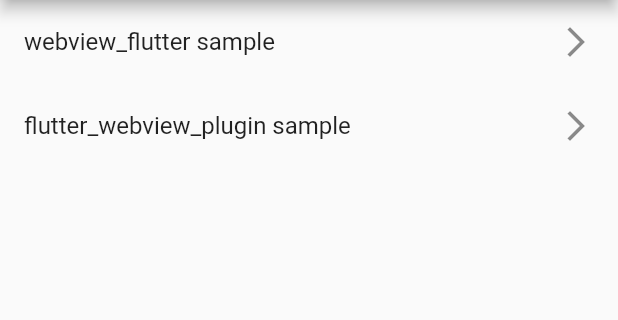
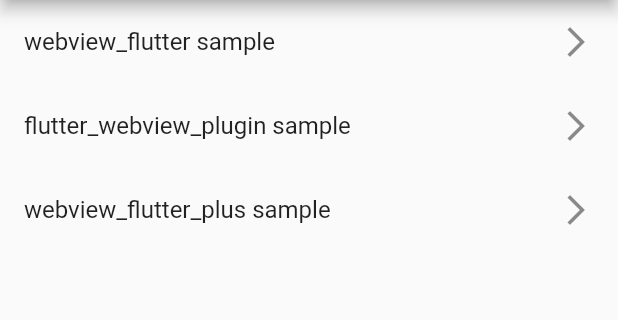
Before and after one commit to popy1017/flutter_webview_samples, a Flutter app: the screen it shows after launch, on a phone screen of 412 x 824 dp, the part 84-404 px from its top. Run offline on Flutter 3.47's test engine with Material 2 defaults, Android fonts, the phone set to English and light mode, and no system bars; our stand-ins replace webview_flutter; missing offline and left inert: flutter_webview_plugin, webview_flutter_plus.

Commit message:
サンプルを追加

```diff
--- a/lib/main.dart
+++ b/lib/main.dart
@@ -1,5 +1,6 @@
 import 'package:flutter/material.dart';
 import 'package:webview_samples/flutter_webview_plugin_sample.dart';
+import 'package:webview_samples/webview_flutter_plus_sample.dart';
 import 'package:webview_samples/webview_flutter_sample.dart';
 
 const String url =
@@ -42,6 +43,11 @@ class Home extends StatelessWidget {
             'flutter_webview_plugin sample',
             FlutterWebViewPluginSample(),
           ),
+          _buildListTile(
+            context,
+            'webview_flutter_plus sample',
+            WebViewFlutterPlusSample(),
+          ),
         ],
       ),
     );
--- a/pubspec.yaml
+++ b/pubspec.yaml
@@ -27,6 +27,8 @@ dependencies:
   webview_flutter: ^1.0.7
 
   flutter_webview_plugin: ^0.3.11
+
+  webview_flutter_plus: ^0.1.1+10
 
   # The following adds the Cupertino Icons font to your application.
   # Use with the CupertinoIcons class for iOS style icons.
```
Also changed, not shown: lib/webview_flutter_plus_sample.dart (added, +17 -0 lines), pubspec.lock.
